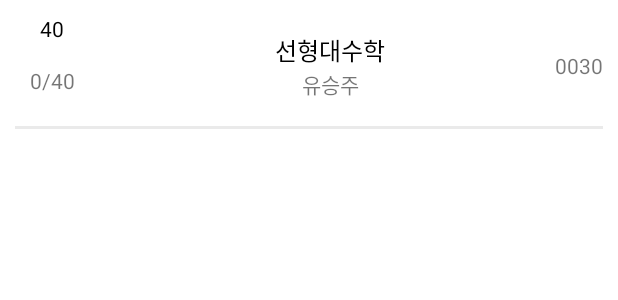
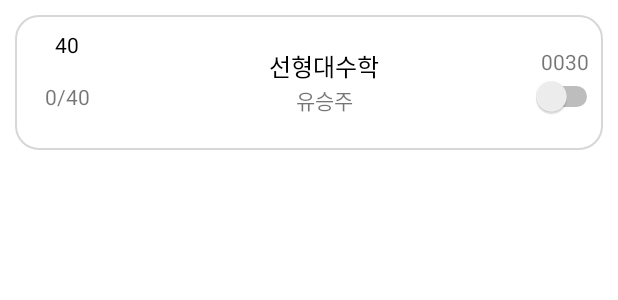
Before and after one commit to yoon-youngjin/CHECKU_front, an Android app: the layout viewitem.xml on its own in the app's theme, with its tools: preview values and no code run, on a phone screen of 412 x 824 dp. Shown: the top 300 px of the screen. Run offline under Robolectric (Android 15) with nearby library versions, the phone set to English and light mode, and no system bars.

Commit message:
요청 취소 구현 준비

```diff
--- a/app/build.gradle
+++ b/app/build.gradle
@@ -33,16 +33,12 @@ android {
 
 dependencies {
     implementation 'com.squareup.retrofit2:converter-scalars:2.5.0'
-<<<<<<< HEAD
-=======
     implementation 'com.opencsv:opencsv:4.4'
 
->>>>>>> 18a5837cea5ddfb965d38ae61b0261f511760048
     implementation 'gun0912.ted:tedpermission:2.0.0'
     implementation 'org.jsoup:jsoup:1.11.3'
     compileOnly 'org.projectlombok:lombok:1.18.12'
     annotationProcessor 'org.projectlombok:lombok:1.18.12'
-//    implementation 'net.sourceforge.jexcelapi:jxl:2.6.12'
     implementation 'com.squareup.retrofit2:retrofit:2.3.0'
     implementation 'com.squareup.retrofit2:converter-gson:2.3.0'
     implementation 'org.apache.poi:poi:3.9'
--- a/app/src/main/java/com/example/nodeproject2/API/RetrofitInterface.java
+++ b/app/src/main/java/com/example/nodeproject2/API/RetrofitInterface.java
@@ -1,5 +1,6 @@
 package com.example.nodeproject2.API;
 
+import org.json.JSONArray;
 import retrofit2.Call;
 import retrofit2.http.Body;
 import retrofit2.http.POST;
@@ -17,5 +18,8 @@ public interface RetrofitInterface {
     @POST("/click")
     Call<String> excuteClick(@Body HashMap<String, String> map);
 
+    @POST("/click")
+    Call<Void> excuteInit(@Body HashMap<String, String> map);
+
 
 }
--- a/app/src/main/java/com/example/nodeproject2/CSVFile.java
+++ b/app/src/main/java/com/example/nodeproject2/CSVFile.java
@@ -22,6 +22,7 @@ public class CSVFile {
         Subject sub;
         try( BufferedReader reader = new BufferedReader(new InputStreamReader(inputStream))) {
             String csvLine;
+            reader.readLine();
             while ((csvLine = reader.readLine()) != null) {
                 String[] row = csvLine.split(",");
                 sub = Subject.builder().main_num(row[0]).major_division(row[1]).subject_num(row[2]).subject_title(row[3]).credit(row[4])
--- /dev/null
+++ b/app/src/main/res/drawable/round_border.xml
@@ -0,0 +1,12 @@
+<?xml version="1.0" encoding="utf-8"?>
+<shape xmlns:android="http://schemas.android.com/apk/res/android"
+       android:shape ="rectangle">
+
+    <corners android:radius="15dp"/>
+    <solid
+            android:color="#ffffff"/>
+    <stroke
+            android:color="#d7d7d7"
+            android:width="1dp"/>
+
+</shape>
--- a/app/src/main/res/layout/viewitem.xml
+++ b/app/src/main/res/layout/viewitem.xml
@@ -4,6 +4,8 @@
               android:layout_width="match_parent"
               android:layout_height="90dp"
               android:gravity="center"
+              android:layout_margin="10dp"
+              android:background="@drawable/round_border"
               android:orientation="vertical">
     <LinearLayout
             android:layout_width="match_parent"
@@ -22,7 +24,7 @@
                     android:layout_height="wrap_content"
                     android:gravity="center"
                     android:text="40"
-                    android:textColor="@color/black" />
+                    android:textColor="@color/black"/>
 
             <TextView
                     android:id="@+id/capacity_year"
@@ -46,52 +48,36 @@
                     android:gravity="center"
                     android:text="선형대수학"
                     android:textColor="@color/black"
-                    android:textSize="16dp" />
+                    android:textSize="16dp"/>
 
             <TextView
                     android:id="@+id/professor_name"
                     android:layout_width="match_parent"
                     android:layout_height="wrap_content"
                     android:gravity="center"
-                    android:text="유승주" />
+                    android:text="유승주"/>
 
         </LinearLayout>
 
         <LinearLayout
-                android:layout_width="wrap_content"
+                android:layout_width="50dp"
                 android:layout_height="match_parent"
                 android:gravity="center"
-                android:orientation="horizontal">
+                android:orientation="vertical">
 
             <TextView
                     android:id="@+id/subject_num"
                     android:layout_width="wrap_content"
                     android:layout_height="wrap_content"
-                    android:layout_marginRight="10dp"
-                    android:text="0030" />
+                    android:text="0030"/>
 
-            <!--            <Button-->
-            <!--                    android:id="@+id/matchingBtn"-->
-            <!--                    android:layout_width="70dp"-->
-            <!--                    android:layout_height="20dp"-->
-            <!--                    android:background="@drawable/btn"-->
-            <!--                    android:backgroundTint="#0681fa"-->
-            <!--                    android:clickable="true"-->
-            <!--                    android:gravity="center|center_horizontal|center_vertical"-->
-            <!--                    android:text="신청가능"-->
-            <!--                    android:textColor="@color/white"-->
-            <!--                    android:textScaleX="1.0"-->
-            <!--                    android:textSize="8dp"-->
-            <!--                    android:textStyle="bold"/>-->
+
+            <Switch
+                    android:layout_width="match_parent"
+                    android:layout_height="wrap_content"
+                    android:id="@+id/start_switch"/>
         </LinearLayout>
     </LinearLayout>
-    <View
-            android:id="@+id/view6"
-            android:layout_width="match_parent"
-            android:layout_height="2dp"
-            android:layout_marginLeft="10dp"
-            android:layout_marginRight="10dp"
-            android:background="#eaeaea" />
 
 
 </LinearLayout>
--- a/app/src/main/res/values/colors.xml
+++ b/app/src/main/res/values/colors.xml
@@ -7,4 +7,5 @@
     <color name="teal_700">#FF018786</color>
     <color name="black">#FF000000</color>
     <color name="white">#FFFFFFFF</color>
+<!--    <color name="green">#</color>-->
 </resources>
--- a/app/src/main/res/values/themes.xml
+++ b/app/src/main/res/values/themes.xml
@@ -2,8 +2,8 @@
     <!-- Base application theme. -->
     <style name="Theme.NodeProject2" parent="Theme.MaterialComponents.DayNight.DarkActionBar">
         <!-- Primary brand color. -->
-        <item name="colorPrimary">@color/purple_500</item>
-        <item name="colorPrimaryVariant">@color/purple_700</item>
+        <item name="colorPrimary">@color/white</item>
+        <item name="colorPrimaryVariant">@color/black</item>
         <item name="colorOnPrimary">@color/white</item>
         <!-- Secondary brand color. -->
         <item name="colorSecondary">@color/teal_200</item>
@@ -12,5 +12,7 @@
         <!-- Status bar color. -->
         <item name="android:statusBarColor" tools:targetApi="l">?attr/colorPrimaryVariant</item>
         <!-- Customize your theme here. -->
+        <item name="windowActionBar">false</item>
+        <item name="windowNoTitle">true</item>
     </style>
 </resources>
```
Also changed, not shown: app/src/main/assets/file.csv (+2 -12 lines), app/src/main/java/com/example/nodeproject2/adapter/MainAdatper.java (+23 -11 lines), app/src/main/java/com/example/nodeproject2/service/MyService.java (+18 -2 lines), app/src/main/java/com/example/nodeproject2/view/MainActivity.java (+23 -10 lines).
